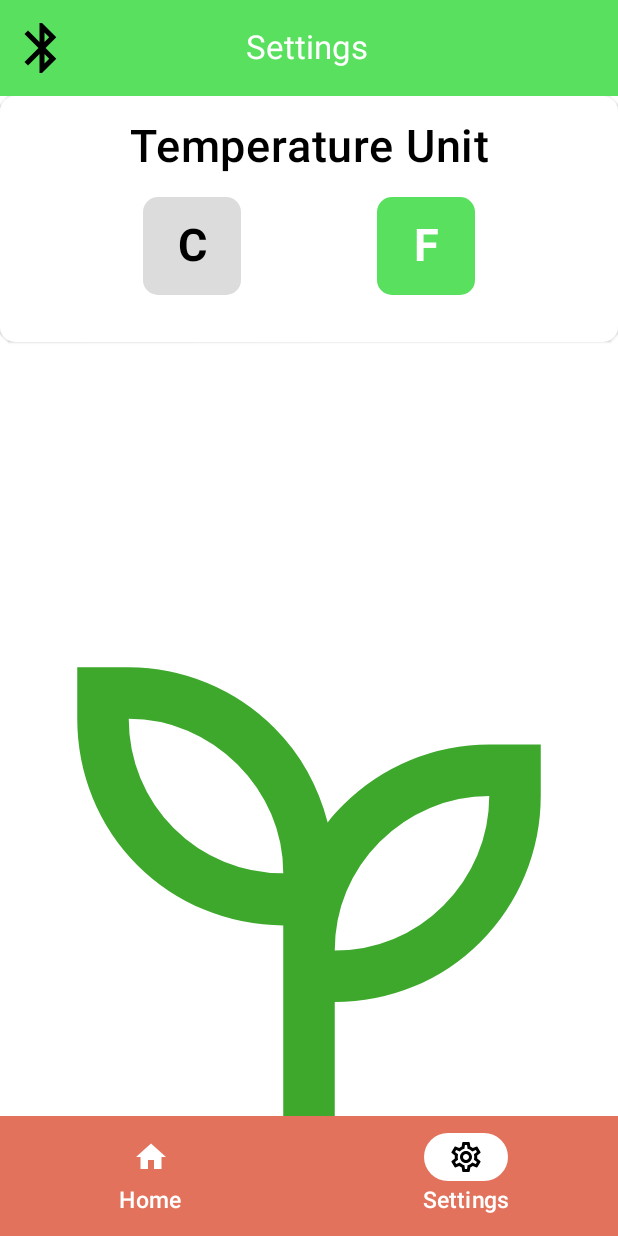
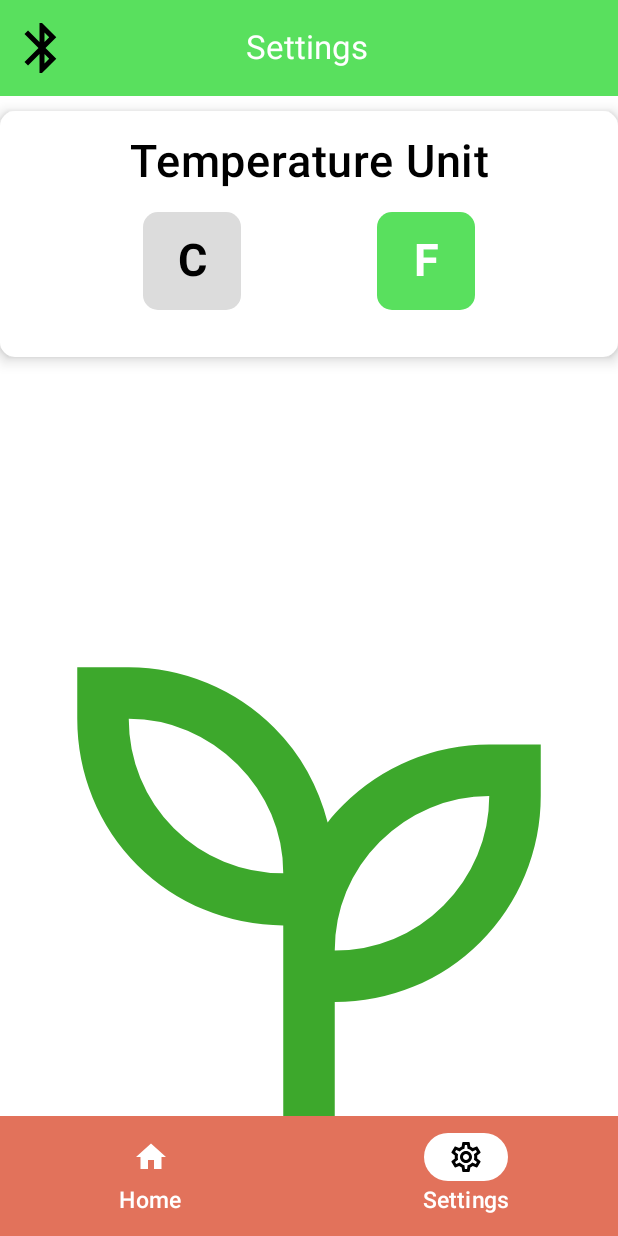
Before and after one commit to CameronRotering/PlantLink, an Android app built with Jetpack Compose: the PlantSettingsPage screen opened through its navigation route, item 2 of the bottom bar chosen, on a phone screen of 412 x 824 dp. Run offline under Robolectric (Android 15) with nearby library versions, the phone set to English and light mode, and no system bars; our stand-ins replace Room's generated code; 1 statement that could not run was skipped.

Commit message:
Switched material2 import to material3 library. Background of dropdown items in plant settings page now fit app design and stroke added to dropdown menu. Elevation (drop shadow) added to convert from material2 onto plant settings cards and settings page card. Added space between first setting on settings page and the top bar. Added same space on home screen between top sensor text and top bar.

```diff
--- a/app/src/main/java/com/themakers/plantlink/MainPage/DeviceCard.kt
+++ b/app/src/main/java/com/themakers/plantlink/MainPage/DeviceCard.kt
@@ -11,7 +11,7 @@ import androidx.compose.foundation.layout.fillMaxWidth
 import androidx.compose.foundation.layout.height
 import androidx.compose.foundation.layout.padding
 import androidx.compose.foundation.layout.size
-import androidx.compose.material.IconButton
+import androidx.compose.material3.IconButton
 import androidx.compose.material.icons.Icons
 import androidx.compose.material.icons.filled.Settings
 import androidx.compose.material3.Card
--- a/app/src/main/java/com/themakers/plantlink/MainPage/MainPage.kt
+++ b/app/src/main/java/com/themakers/plantlink/MainPage/MainPage.kt
@@ -154,7 +154,7 @@ fun MainPage(
         },
         contentWindowInsets = WindowInsets.safeContent // Safe content so no content is hidden under system things like camera AND is interactive
     ) { padding ->
-        Column (
+        Column(
             verticalArrangement = Arrangement.Bottom,
             modifier = Modifier.fillMaxSize(),
         ) {
@@ -168,11 +168,11 @@ fun MainPage(
             )
         }
 
-        Column (
+        Column(
             modifier = Modifier.fillMaxSize(),
             horizontalAlignment = Alignment.CenterHorizontally
         ) {
-            Spacer(modifier = Modifier.height(padding.calculateTopPadding()))
+            Spacer(modifier = Modifier.height(padding.calculateTopPadding() + 10.dp))
 
             Column (
                 modifier = Modifier
--- a/app/src/main/java/com/themakers/plantlink/SettingsPage/PlantSettingsPage.kt
+++ b/app/src/main/java/com/themakers/plantlink/SettingsPage/PlantSettingsPage.kt
@@ -5,6 +5,7 @@ import android.bluetooth.BluetoothGattCharacteristic
 import android.content.Context
 import android.os.Build
 import androidx.annotation.RequiresApi
+import androidx.compose.foundation.BorderStroke
 import androidx.compose.foundation.clickable
 import androidx.compose.foundation.layout.Arrangement
 import androidx.compose.foundation.layout.Column
@@ -23,14 +24,16 @@ import androidx.compose.foundation.lazy.LazyColumn
 import androidx.compose.foundation.lazy.rememberLazyListState
 import androidx.compose.foundation.text.KeyboardActions
 import androidx.compose.foundation.text.KeyboardOptions
-import androidx.compose.material.Card
-import androidx.compose.material.DropdownMenu
+import androidx.compose.material3.Card
+import androidx.compose.material3.DropdownMenu
 import androidx.compose.material.icons.Icons
 import androidx.compose.material.icons.automirrored.filled.ArrowBack
 import androidx.compose.material.icons.filled.Home
 import androidx.compose.material.icons.filled.KeyboardArrowDown
 import androidx.compose.material.icons.filled.KeyboardArrowUp
 import androidx.compose.material.icons.outlined.Settings
+import androidx.compose.material3.CardColors
+import androidx.compose.material3.CardDefaults
 import androidx.compose.material3.DropdownMenuItem
 import androidx.compose.material3.ExperimentalMaterial3Api
 import androidx.compose.material3.Icon
@@ -288,10 +291,21 @@ fun PlantSettingsPage(
             }
 
             item {
-                Card (
+                Card(
                     shape = MaterialTheme.shapes.small,
-                    backgroundColor = MaterialTheme.colorScheme.background,
-                    contentColor = MaterialTheme.colorScheme.secondary
+                    colors = CardColors(
+                        containerColor = MaterialTheme.colorScheme.background,
+                        contentColor = MaterialTheme.colorScheme.secondary,
+                        disabledContainerColor = Color.Gray,
+                        disabledContentColor = Color.Gray
+                    ),
+                    elevation = CardDefaults.cardElevation(
+                        defaultElevation = 6.dp
+                    )
+                    //border = BorderStroke(1.dp, Color.Black)
+
+                    //backgroundColor = MaterialTheme.colorScheme.background,
+                    //contentColor = MaterialTheme.colorScheme.secondary
                 ) {
                     Column(
                         modifier = Modifier
@@ -372,8 +386,19 @@ fun PlantSettingsPage(
             item {
                 Card (
                     shape = MaterialTheme.shapes.small,
-                    backgroundColor = MaterialTheme.colorScheme.background,
-                    contentColor = MaterialTheme.colorScheme.secondary
+                    colors = CardColors(
+                        containerColor = MaterialTheme.colorScheme.background,
+                        contentColor = MaterialTheme.colorScheme.secondary,
+                        disabledContainerColor = Color.Gray,
+                        disabledContentColor = Color.Gray
+                    ),
+                    elevation = CardDefaults.cardElevation(
+                        defaultElevation = 6.dp
+                    )
+                    //border = BorderStroke(1.dp, Color.Black)
+
+                    //backgroundColor = MaterialTheme.colorScheme.background,
+                    //contentColor = MaterialTheme.colorScheme.secondary
                 ) {
                     Column(
                         modifier = Modifier
@@ -599,17 +624,23 @@ fun PlantSettingsPage(
                         modifier = Modifier
                             .width(with(LocalDensity.current) {
                                 mTextFieldSize.width.toDp()
-                            })
+                            }),
+                        containerColor = MaterialTheme.colorScheme.primary,
+                        border = BorderStroke(1.dp, Color.Black)
                     ) {
                         mSearchedPlants.forEach { label ->
                             DropdownMenuItem(
                                 text = {
-                                    Text(text = label)
+                                    Text(
+                                        text = label,
+                                        color = MaterialTheme.colorScheme.secondary
+                                    )
                                 },
                                 onClick = {
                                     mSelectedText = label
                                     mExpanded = false
-                                })
+                                }
+                            )
                         }
                     }
                 }
--- a/app/src/main/java/com/themakers/plantlink/SettingsPage/SettingsPage.kt
+++ b/app/src/main/java/com/themakers/plantlink/SettingsPage/SettingsPage.kt
@@ -15,12 +15,14 @@ import androidx.compose.foundation.layout.size
 import androidx.compose.foundation.layout.width
 import androidx.compose.foundation.lazy.LazyColumn
 import androidx.compose.foundation.lazy.rememberLazyListState
-import androidx.compose.material.Card
+import androidx.compose.material3.Card
 import androidx.compose.material.icons.Icons
 import androidx.compose.material.icons.filled.Home
 import androidx.compose.material.icons.outlined.Settings
 import androidx.compose.material3.Button
 import androidx.compose.material3.ButtonDefaults
+import androidx.compose.material3.CardColors
+import androidx.compose.material3.CardDefaults
 import androidx.compose.material3.ExperimentalMaterial3Api
 import androidx.compose.material3.Icon
 import androidx.compose.material3.IconButton
@@ -159,15 +161,29 @@ fun SettingsPage(
                     .height(450.dp)
             )
         }
+
         LazyColumn(
             contentPadding = padding,
             state = lazyListState
         ) {
             item {
+                Spacer(modifier = Modifier.height(10.dp))
+            }
+
+            item {
                 Card (
                     shape = MaterialTheme.shapes.medium,
-                    backgroundColor = MaterialTheme.colorScheme.background,
-                    contentColor = MaterialTheme.colorScheme.secondary
+                    colors = CardColors(
+                        containerColor = MaterialTheme.colorScheme.background,
+                        contentColor = MaterialTheme.colorScheme.secondary,
+                        disabledContainerColor = Color.Gray,
+                        disabledContentColor = Color.Gray
+                    ),
+                    elevation = CardDefaults.cardElevation(
+                        defaultElevation = 6.dp
+                    )
+                    //backgroundColor = MaterialTheme.colorScheme.background,
+                    //contentColor = MaterialTheme.colorScheme.secondary
                 ) {
                     Column(
                         modifier = Modifier
```
